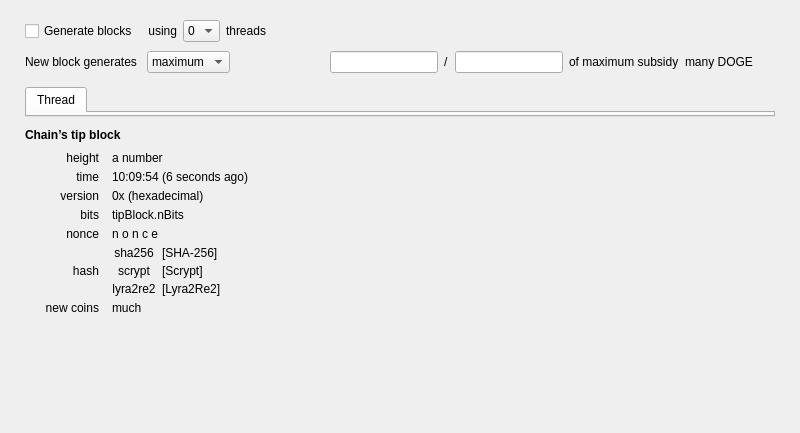
Old version of the form src/qt/forms/generatecoinspage.ui in the repository VadiqueMe/dogecoin.
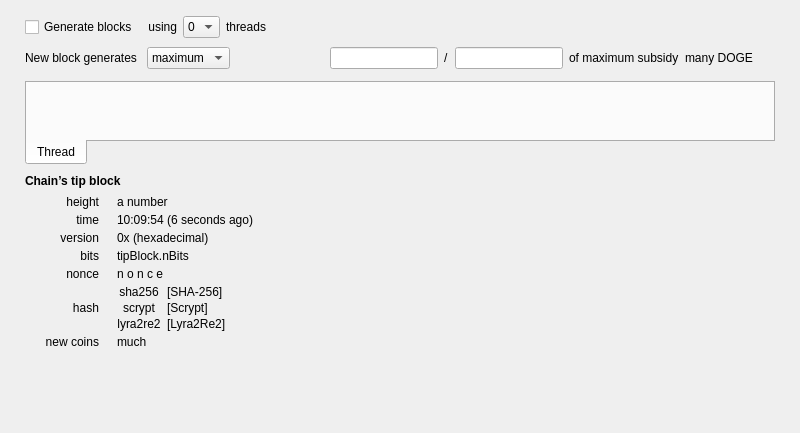
New version of the form. Custom widgets are drawn as their Qt base class.

What changed in the file:
```diff
--- a/src/qt/forms/generatecoinspage.ui
+++ b/src/qt/forms/generatecoinspage.ui
@@ -15,19 +15,19 @@
   </property>
   <layout class="QVBoxLayout" name="initialVLayout">
    <property name="sizeConstraint">
-    <enum>QLayout::SetMaximumSize</enum>
+    <enum>QLayout::SetMinimumSize</enum>
    </property>
    <property name="leftMargin">
     <number>25</number>
    </property>
    <property name="topMargin">
-    <number>20</number>
+    <number>16</number>
    </property>
    <property name="rightMargin">
     <number>25</number>
    </property>
    <property name="bottomMargin">
-    <number>20</number>
+    <number>0</number>
    </property>
    <item>
     <layout class="QHBoxLayout" name="generateWithThreadsHLayout">
@@ -262,13 +262,19 @@
      <property name="sizeHint" stdset="0">
       <size>
        <width>1</width>
-       <height>8</height>
+       <height>6</height>
       </size>
      </property>
     </spacer>
    </item>
    <item>
     <widget class="QTabWidget" name="detailsForThreads">
+     <property name="tabPosition">
+      <enum>QTabWidget::South</enum>
+     </property>
+     <property name="tabShape">
+      <enum>QTabWidget::Rounded</enum>
+     </property>
      <property name="currentIndex">
       <number>0</number>
      </property>
@@ -289,8 +295,8 @@
      </property>
      <property name="sizeHint" stdset="0">
       <size>
-       <width>1</width>
-       <height>5</height>
+       <width>3</width>
+       <height>3</height>
       </size>
      </property>
     </spacer>
@@ -307,6 +313,9 @@
       <property name="spacing">
        <number>5</number>
       </property>
+      <property name="sizeConstraint">
+       <enum>QLayout::SetFixedSize</enum>
+      </property>
       <property name="leftMargin">
        <number>0</number>
       </property>
@@ -333,41 +342,28 @@
        </widget>
       </item>
       <item>
-       <spacer name="verticalSpacerAfterBoldTipBlockLabel">
-        <property name="orientation">
-         <enum>Qt::Vertical</enum>
-        </property>
-        <property name="sizeType">
-         <enum>QSizePolicy::Fixed</enum>
-        </property>
-        <property name="sizeHint" stdset="0">
-         <size>
-          <width>1</width>
-          <height>4</height>
-         </size>
-        </property>
-       </spacer>
-      </item>
-      <item>
-       <layout class="QHBoxLayout" name="tipBlockHLayout">
-        <item>
-         <spacer name="tipBlockHSpacerBefore">
-          <property name="orientation">
-           <enum>Qt::Horizontal</enum>
-          </property>
-          <property name="sizeType">
-           <enum>QSizePolicy::Fixed</enum>
-          </property>
-          <property name="sizeHint" stdset="0">
-           <size>
-            <width>20</width>
-            <height>10</height>
-           </size>
-          </property>
-         </spacer>
-        </item>
-        <item>
          <layout class="QGridLayout" name="tipBlockGridLayout">
+        <property name="sizeConstraint">
+         <enum>QLayout::SetMinimumSize</enum>
+        </property>
+        <property name="leftMargin">
+         <number>20</number>
+        </property>
+        <property name="topMargin">
+         <number>2</number>
+        </property>
+        <property name="rightMargin">
+         <number>0</number>
+        </property>
+        <property name="bottomMargin">
+         <number>0</number>
+        </property>
+        <property name="horizontalSpacing">
+         <number>18</number>
+        </property>
+        <property name="verticalSpacing">
+         <number>4</number>
+        </property>
           <item row="0" column="0">
            <widget class="QLabel" name="tipBlockHeightLabel">
             <property name="sizePolicy">
@@ -392,7 +388,7 @@
             </property>
            </widget>
           </item>
-          <item row="0" column="2">
+        <item row="0" column="1">
            <widget class="QLabel" name="tipBlockHeight">
             <property name="sizePolicy">
              <sizepolicy hsizetype="MinimumExpanding" vsizetype="Preferred">
@@ -432,7 +428,7 @@
             </property>
            </widget>
           </item>
-          <item row="1" column="2">
+        <item row="1" column="1">
            <widget class="QLabel" name="tipBlockTime">
             <property name="sizePolicy">
              <sizepolicy hsizetype="MinimumExpanding" vsizetype="Preferred">
@@ -472,7 +468,7 @@
             </property>
            </widget>
           </item>
-          <item row="2" column="2">
+        <item row="2" column="1">
            <widget class="QLabel" name="tipBlockVersion">
             <property name="sizePolicy">
              <sizepolicy hsizetype="MinimumExpanding" vsizetype="Preferred">
@@ -512,7 +508,7 @@
             </property>
            </widget>
           </item>
-          <item row="3" column="2">
+        <item row="3" column="1">
            <widget class="QLabel" name="tipBlockBits">
             <property name="sizePolicy">
              <sizepolicy hsizetype="MinimumExpanding" vsizetype="Preferred">
@@ -552,7 +548,7 @@
             </property>
            </widget>
           </item>
-          <item row="4" column="2">
+        <item row="4" column="1">
            <widget class="QLabel" name="tipBlockNonce">
             <property name="sizePolicy">
              <sizepolicy hsizetype="MinimumExpanding" vsizetype="Preferred">
@@ -575,11 +571,17 @@
            </widget>
           </item>
           <item row="5" column="0">
+         <layout class="QVBoxLayout" name="hashLabelVlayout">
+          <property name="sizeConstraint">
+           <enum>QLayout::SetMinimumSize</enum>
+          </property>
+          <item>
            <widget class="QLabel" name="tipBlockHashLabel">
-            <property name="font">
-             <font>
-              <italic>false</italic>
-             </font>
+            <property name="sizePolicy">
+             <sizepolicy hsizetype="Preferred" vsizetype="Expanding">
+              <horstretch>0</horstretch>
+              <verstretch>0</verstretch>
+             </sizepolicy>
             </property>
             <property name="text">
              <string>hash</string>
@@ -592,25 +594,23 @@
             </property>
            </widget>
           </item>
-          <item row="0" column="1">
-           <spacer name="tipBlockHSpacerBetween">
-            <property name="orientation">
-             <enum>Qt::Horizontal</enum>
-            </property>
-            <property name="sizeType">
-             <enum>QSizePolicy::Fixed</enum>
-            </property>
-            <property name="sizeHint" stdset="0">
-             <size>
-              <width>8</width>
-              <height>8</height>
-             </size>
-            </property>
-           </spacer>
-          </item>
-          <item row="5" column="2">
-           <widget class="QWidget" name="tipBlockHashSublayoutContainer" native="true">
+         </layout>
+        </item>
+        <item row="5" column="1">
+         <widget class="QFrame" name="tipBlockHashSublayoutContainer">
+          <property name="sizePolicy">
+           <sizepolicy hsizetype="Maximum" vsizetype="Minimum">
+            <horstretch>0</horstretch>
+            <verstretch>0</verstretch>
+           </sizepolicy>
+          </property>
+          <property name="frameShape">
+           <enum>QFrame::NoFrame</enum>
+          </property>
             <layout class="QGridLayout" name="tipBlockHashSublayout">
+           <property name="sizeConstraint">
+            <enum>QLayout::SetFixedSize</enum>
+           </property>
              <property name="leftMargin">
               <number>0</number>
              </property>
@@ -627,12 +627,12 @@
               <number>6</number>
              </property>
              <property name="verticalSpacing">
-              <number>4</number>
+            <number>2</number>
              </property>
              <item row="0" column="0">
               <widget class="QLabel" name="tipBlockHashSha256Label">
                <property name="sizePolicy">
-                <sizepolicy hsizetype="Preferred" vsizetype="Preferred">
+              <sizepolicy hsizetype="Preferred" vsizetype="Fixed">
                  <horstretch>0</horstretch>
                  <verstretch>0</verstretch>
                 </sizepolicy>
@@ -656,7 +656,7 @@
              <item row="0" column="1">
               <widget class="QLabel" name="tipBlockHashSha256">
                <property name="sizePolicy">
-                <sizepolicy hsizetype="MinimumExpanding" vsizetype="Preferred">
+              <sizepolicy hsizetype="MinimumExpanding" vsizetype="Fixed">
                  <horstretch>0</horstretch>
                  <verstretch>0</verstretch>
                 </sizepolicy>
@@ -678,7 +678,7 @@
              <item row="1" column="0">
               <widget class="QLabel" name="tipBlockHashScryptLabel">
                <property name="sizePolicy">
-                <sizepolicy hsizetype="Preferred" vsizetype="Preferred">
+              <sizepolicy hsizetype="Preferred" vsizetype="Fixed">
                  <horstretch>0</horstretch>
                  <verstretch>0</verstretch>
                 </sizepolicy>
@@ -702,7 +702,7 @@
              <item row="1" column="1">
               <widget class="QLabel" name="tipBlockHashScrypt">
                <property name="sizePolicy">
-                <sizepolicy hsizetype="MinimumExpanding" vsizetype="Preferred">
+              <sizepolicy hsizetype="MinimumExpanding" vsizetype="Fixed">
                  <horstretch>0</horstretch>
                  <verstretch>0</verstretch>
                 </sizepolicy>
@@ -724,7 +724,7 @@
              <item row="2" column="0">
               <widget class="QLabel" name="tipBlockHashLyra2Re2Label">
                <property name="sizePolicy">
-                <sizepolicy hsizetype="Preferred" vsizetype="Preferred">
+              <sizepolicy hsizetype="Preferred" vsizetype="Fixed">
                  <horstretch>0</horstretch>
                  <verstretch>0</verstretch>
                 </sizepolicy>
@@ -748,7 +748,7 @@
              <item row="2" column="1">
               <widget class="QLabel" name="tipBlockHashLyra2Re2">
                <property name="sizePolicy">
-                <sizepolicy hsizetype="MinimumExpanding" vsizetype="Preferred">
+              <sizepolicy hsizetype="MinimumExpanding" vsizetype="Fixed">
                  <horstretch>0</horstretch>
                  <verstretch>0</verstretch>
                 </sizepolicy>
@@ -794,7 +794,7 @@
             </property>
            </widget>
           </item>
-          <item row="6" column="2">
+        <item row="6" column="1">
            <widget class="QLabel" name="tipBlockGeneratedCoins">
             <property name="sizePolicy">
              <sizepolicy hsizetype="MinimumExpanding" vsizetype="Preferred">
@@ -819,8 +819,6 @@
          </layout>
         </item>
        </layout>
-      </item>
-     </layout>
     </widget>
    </item>
    <item>
@@ -830,8 +828,8 @@
      </property>
      <property name="sizeHint" stdset="0">
       <size>
-       <width>1</width>
-       <height>100</height>
+       <width>3</width>
+       <height>3</height>
       </size>
      </property>
     </spacer>
```
Left out of the diff: 4 changed lines with no effect on the pictures. Lines whose indentation alone changed are shown as unchanged.
